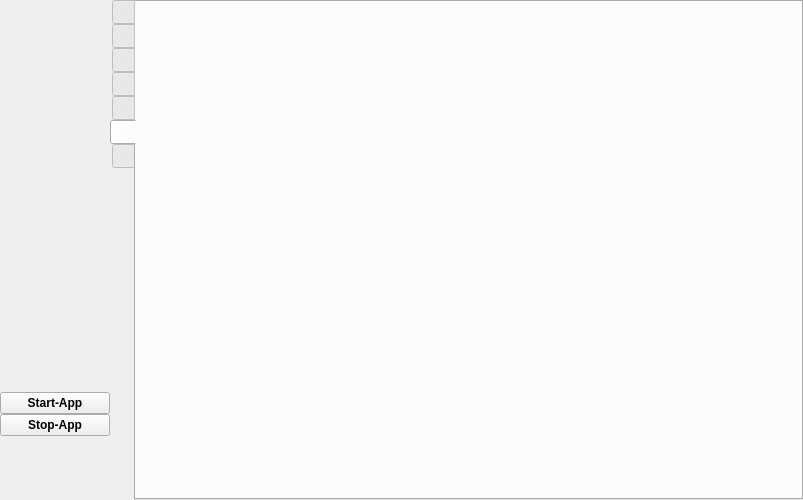
Before: the Qt Designer form src/formMainWindow.ui in vkohaupt/vokoscreenNG, drawn with Qt 5.
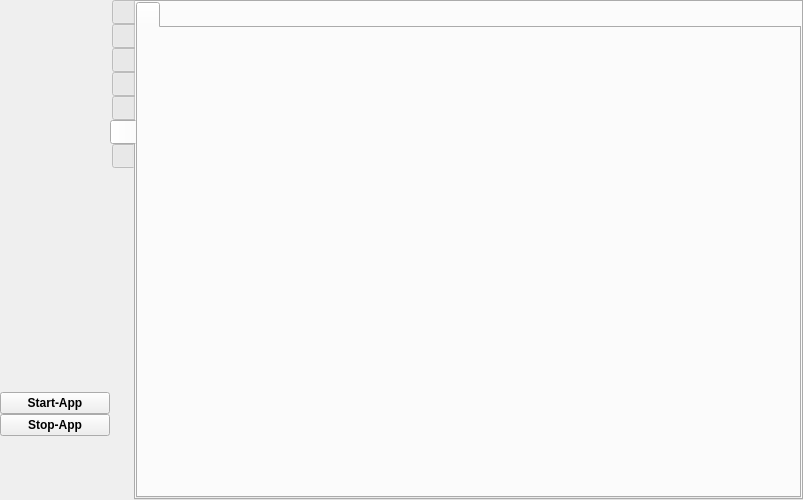
After: the same form once the commit is applied. The open tabs and pages were chosen to show the change. Icons and pictures are not drawn.

Commit message: New GST Player

```diff
--- a/src/formMainWindow.ui
+++ b/src/formMainWindow.ui
@@ -7018,6 +7018,28 @@
         <property name="bottomMargin">
          <number>0</number>
         </property>
+        <item>
+         <widget class="QTabWidget" name="tabWidgetPlayer">
+          <property name="currentIndex">
+           <number>0</number>
+          </property>
+          <property name="iconSize">
+           <size>
+            <width>48</width>
+            <height>48</height>
+           </size>
+          </property>
+          <widget class="QWidget" name="tab_2">
+           <attribute name="icon">
+            <iconset resource="screencast.qrc">
+             <normaloff>:/pictures/player/player.png</normaloff>:/pictures/player/player.png</iconset>
+           </attribute>
+           <attribute name="title">
+            <string notr="true"/>
+           </attribute>
+          </widget>
+         </widget>
+        </item>
        </layout>
       </widget>
       <widget class="QWidget" name="tabSidebarLog">
```
Left out of the diff: 2 changed lines with no effect on the pictures. The commit also changes 1 other file.
